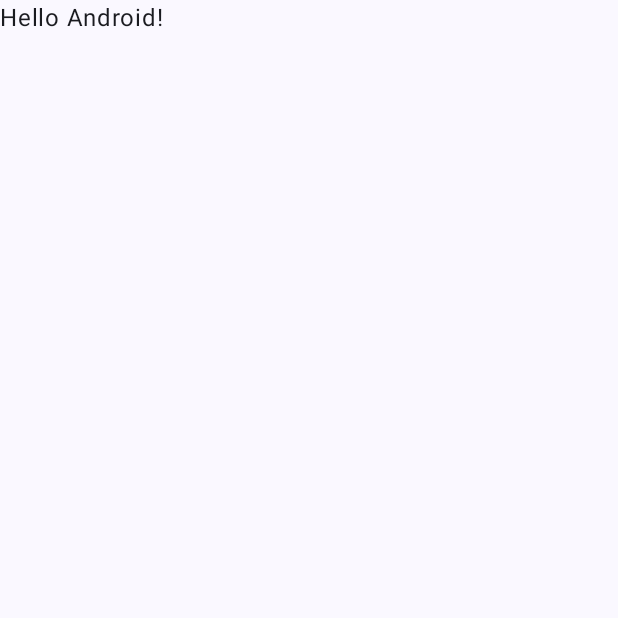
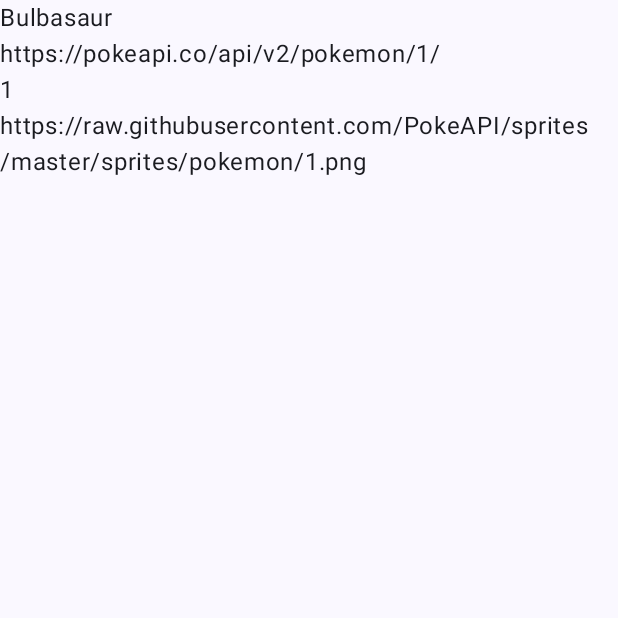
Before and after one commit to LSG-DAM2-M07-24-25/pr06-retrofit-sergi-y-adria, an Android app built with Jetpack Compose: the screen it shows after launch (MainActivity), on a phone screen of 412 x 824 dp, the top half of it. Before the commit the part shown is almost empty. Run offline under Robolectric (Android 15) with nearby library versions, the phone set to English and light mode, and no system bars.

Commit message:
feat: Modelos creados

```diff
--- a/app/src/main/java/com/sergiadria/pokeapi/MainActivity.kt
+++ b/app/src/main/java/com/sergiadria/pokeapi/MainActivity.kt
@@ -4,6 +4,8 @@
 import androidx.activity.ComponentActivity
 import androidx.activity.compose.setContent
 import androidx.activity.enableEdgeToEdge
+import androidx.compose.foundation.layout.Column
+import androidx.compose.foundation.layout.PaddingValues
 import androidx.compose.foundation.layout.fillMaxSize
 import androidx.compose.foundation.layout.padding
 import androidx.compose.material3.Scaffold
@@ -11,19 +13,21 @@
 import androidx.compose.runtime.Composable
 import androidx.compose.ui.Modifier
 import androidx.compose.ui.tooling.preview.Preview
+import androidx.compose.ui.unit.dp
+import com.sergiadria.pokeapi.models.ApiResponse
+import com.sergiadria.pokeapi.models.Pokemon
 import com.sergiadria.pokeapi.ui.theme.PokeApiTheme
 
 class MainActivity : ComponentActivity() {
     override fun onCreate(savedInstanceState: Bundle?) {
+        val apiResponse = ApiResponse(1, "", "", listOf(Pokemon("Bulbasaur", "https://pokeapi.co/api/v2/pokemon/1/")))
+        val pokemon = apiResponse.pokemons.first()
         super.onCreate(savedInstanceState)
         enableEdgeToEdge()
         setContent {
             PokeApiTheme {
-                Scaffold(modifier = Modifier.fillMaxSize()) { innerPadding ->
-                    Greeting(
-                        name = "Android",
-                        modifier = Modifier.padding(innerPadding)
-                    )
+                Scaffold(modifier = Modifier.fillMaxSize()) { paddingValues ->
+                    DebugPokemon(paddingValues, pokemon)
                 }
             }
         }
@@ -31,17 +35,22 @@
 }
 
 @Composable
-fun Greeting(name: String, modifier: Modifier = Modifier) {
-    Text(
-        text = "Hello $name!",
-        modifier = modifier
-    )
+fun DebugPokemon(paddingValues: PaddingValues, pokemon: Pokemon) {
+    Column (Modifier.padding(paddingValues)) {
+        Text(pokemon.name)
+        Text(pokemon.url)
+        Text(pokemon.id)
+        Text(pokemon.image)
+    }
 }
 
 @Preview(showBackground = true)
 @Composable
 fun GreetingPreview() {
     PokeApiTheme {
-        Greeting("Android")
+        DebugPokemon(
+            paddingValues = PaddingValues(10.dp),
+            pokemon = Pokemon("Bulbasaur", "https://pokeapi.co/api/v2/pokemon/1/")
+        )
     }
 }
--- /dev/null
+++ b/app/src/main/java/com/sergiadria/pokeapi/models/ApiResponse.kt
@@ -0,0 +1,11 @@
+package com.sergiadria.pokeapi.models
+
+import com.google.gson.annotations.SerializedName
+
+data class ApiResponse(
+    val count: Int,
+    val next: String? = null,
+    val previous: String? = null,
+    @SerializedName("results")
+    val pokemons: List<Pokemon>
+)
--- /dev/null
+++ b/app/src/main/java/com/sergiadria/pokeapi/models/Pokemon.kt
@@ -0,0 +1,8 @@
+package com.sergiadria.pokeapi.models
+
+data class Pokemon(
+    val name: String,
+    val url: String,
+    val id: String = url.split("/").filter { it.isNotEmpty() }.last(),
+    val image: String = "https://raw.githubusercontent.com/PokeAPI/sprites/master/sprites/pokemon/$id.png"
+)
```
